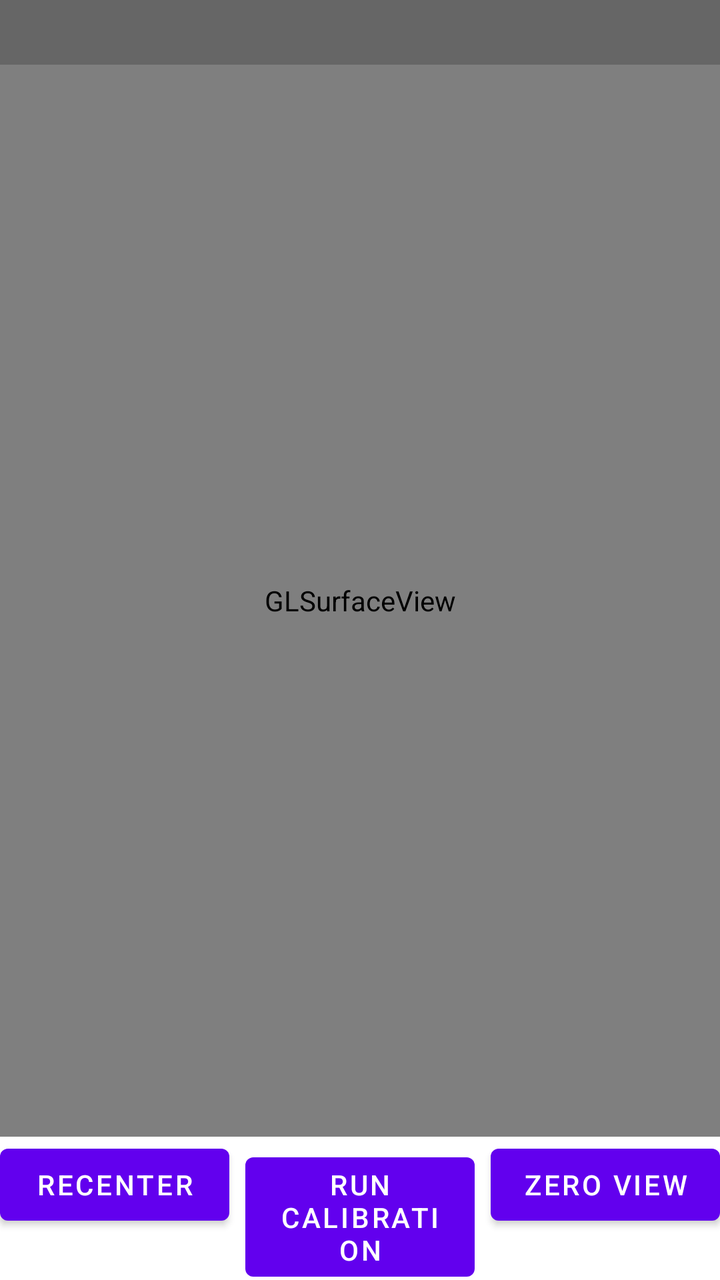
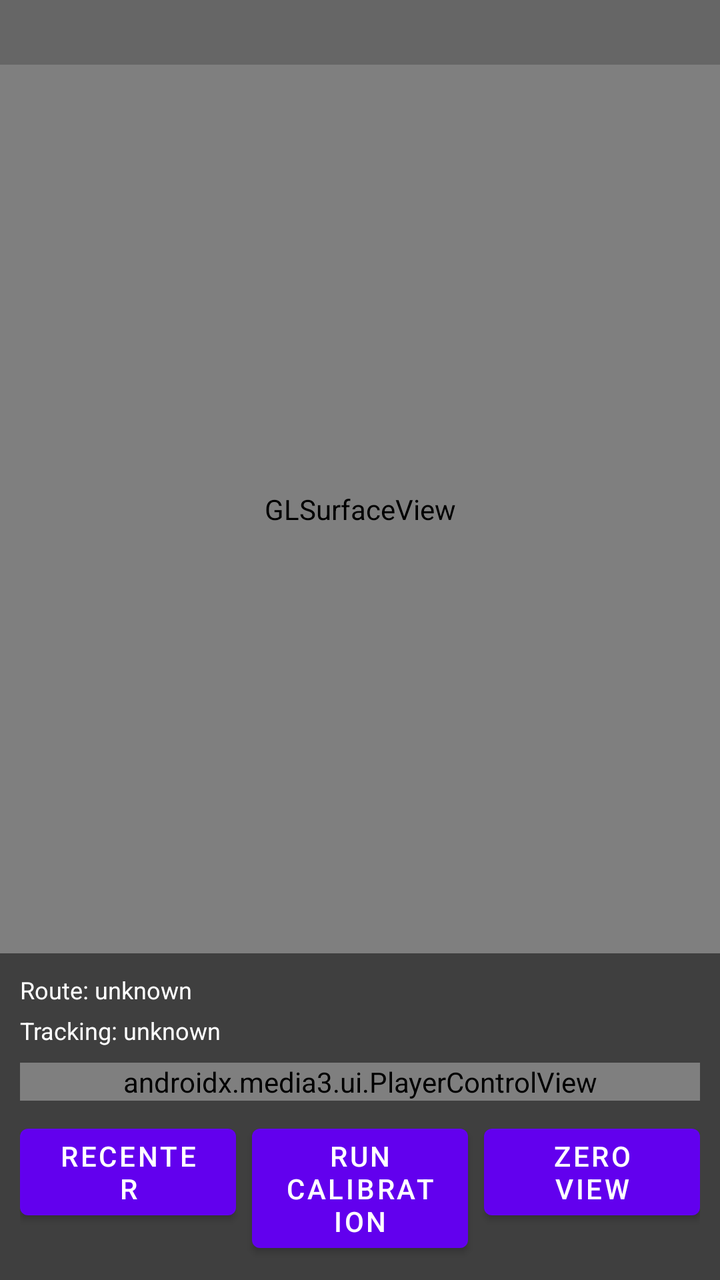

The first picture is an Android layout as it rendered before a commit; the second is the same layout after the commit. The layout source and the unified diff follow.
<!-- AndroidManifest.xml: application theme Theme.Vr2xr -->
<!-- res/layout/activity_player.xml -->
<?xml version="1.0" encoding="utf-8"?>
<FrameLayout xmlns:android="http://schemas.android.com/apk/res/android"
    android:layout_width="match_parent"
    android:layout_height="match_parent">

    <LinearLayout
        android:layout_width="match_parent"
        android:layout_height="match_parent"
        android:orientation="vertical">

        <TextView
            android:id="@+id/sourceText"
            android:layout_width="match_parent"
            android:layout_height="wrap_content"
            android:background="#99000000"
            android:padding="8dp"
            android:textColor="#FFFFFFFF"
            android:textSize="12sp" />

        <android.opengl.GLSurfaceView
            android:id="@+id/videoSurface"
            android:layout_width="match_parent"
            android:layout_height="0dp"
            android:layout_weight="1" />

        <LinearLayout
            android:layout_width="match_parent"
            android:layout_height="wrap_content"
            android:orientation="horizontal">

            <Button
                android:id="@+id/recenterButton"
                android:layout_width="0dp"
                android:layout_height="wrap_content"
                android:layout_weight="1"
                android:text="@string/recenter" />

            <Button
                android:id="@+id/calibrateButton"
                android:layout_width="0dp"
                android:layout_height="wrap_content"
                android:layout_marginStart="8dp"
                android:layout_weight="1"
                android:text="@string/run_calibration" />

            <Button
                android:id="@+id/zeroViewButton"
                android:layout_width="0dp"
                android:layout_height="wrap_content"
                android:layout_marginStart="8dp"
                android:layout_weight="1"
                android:text="@string/zero_view" />
        </LinearLayout>
    </LinearLayout>

    <FrameLayout
        android:id="@+id/diagnosticsContainer"
        android:layout_width="match_parent"
        android:layout_height="match_parent" />

</FrameLayout>
<!-- resources referenced by this layout -->
<resources>
  <string name="recenter">Recenter</string>
  <string name="run_calibration">Run Calibration</string>
  <string name="zero_view">Zero View</string>
  <style name="Theme.Vr2xr" parent="Theme.MaterialComponents.DayNight.NoActionBar">
          <item name="android:windowFullscreen">false</item>
      </style>
</resources>

<!-- the commit's change to res/layout/activity_player.xml (unified diff, before → after) -->
@@ -1,5 +1,6 @@
 <?xml version="1.0" encoding="utf-8"?>
 <FrameLayout xmlns:android="http://schemas.android.com/apk/res/android"
+    xmlns:app="http://schemas.android.com/apk/res-auto"
     android:layout_width="match_parent"
     android:layout_height="match_parent">
 
@@ -26,30 +27,69 @@
         <LinearLayout
             android:layout_width="match_parent"
             android:layout_height="wrap_content"
-            android:orientation="horizontal">
+            android:orientation="vertical"
+            android:background="#CC101010"
+            android:padding="10dp">
 
-            <Button
-                android:id="@+id/recenterButton"
-                android:layout_width="0dp"
+            <TextView
+                android:id="@+id/routeStatusText"
+                android:layout_width="match_parent"
                 android:layout_height="wrap_content"
-                android:layout_weight="1"
-                android:text="@string/recenter" />
+                android:textColor="#FFFFFFFF"
+                android:textSize="12sp"
+                android:text="@string/route_status_placeholder" />
 
-            <Button
-                android:id="@+id/calibrateButton"
-                android:layout_width="0dp"
+            <TextView
+                android:id="@+id/trackingStatusText"
+                android:layout_width="match_parent"
                 android:layout_height="wrap_content"
-                android:layout_marginStart="8dp"
-                android:layout_weight="1"
-                android:text="@string/run_calibration" />
+                android:layout_marginTop="4dp"
+                android:textColor="#FFFFFFFF"
+                android:textSize="12sp"
+                android:text="@string/tracking_status_placeholder" />
 
-            <Button
-                android:id="@+id/zeroViewButton"
-                android:layout_width="0dp"
+            <androidx.media3.ui.PlayerControlView
+                android:id="@+id/transportControls"
+                android:layout_width="match_parent"
                 android:layout_height="wrap_content"
-                android:layout_marginStart="8dp"
-                android:layout_weight="1"
-                android:text="@string/zero_view" />
+                android:layout_marginTop="8dp"
+                app:repeat_toggle_modes="none"
+                app:show_fastforward_button="true"
+                app:show_next_button="false"
+                app:show_previous_button="false"
+                app:show_rewind_button="true"
+                app:show_shuffle_button="false"
+                app:show_timeout="0" />
+
+            <LinearLayout
+                android:layout_width="match_parent"
+                android:layout_height="wrap_content"
+                android:layout_marginTop="8dp"
+                android:orientation="horizontal">
+
+                <Button
+                    android:id="@+id/recenterButton"
+                    android:layout_width="0dp"
+                    android:layout_height="wrap_content"
+                    android:layout_weight="1"
+                    android:text="@string/recenter" />
+
+                <Button
+                    android:id="@+id/calibrateButton"
+                    android:layout_width="0dp"
+                    android:layout_height="wrap_content"
+                    android:layout_marginStart="8dp"
+                    android:layout_weight="1"
+                    android:text="@string/run_calibration" />
+
+                <Button
+                    android:id="@+id/zeroViewButton"
+                    android:layout_width="0dp"
+                    android:layout_height="wrap_content"
+                    android:layout_marginStart="8dp"
+                    android:layout_weight="1"
+                    android:text="@string/zero_view" />
+            </LinearLayout>
         </LinearLayout>
     </LinearLayout>
 
<!-- resource entries referenced after the edit -->
@@ -1,7 +1,9 @@
 <!-- resources referenced by this layout -->
 <resources>
   <string name="recenter">Recenter</string>
+  <string name="route_status_placeholder">Route: unknown</string>
   <string name="run_calibration">Run Calibration</string>
+  <string name="tracking_status_placeholder">Tracking: unknown</string>
   <string name="zero_view">Zero View</string>
   <style name="Theme.Vr2xr" parent="Theme.MaterialComponents.DayNight.NoActionBar">
           <item name="android:windowFullscreen">false</item>
